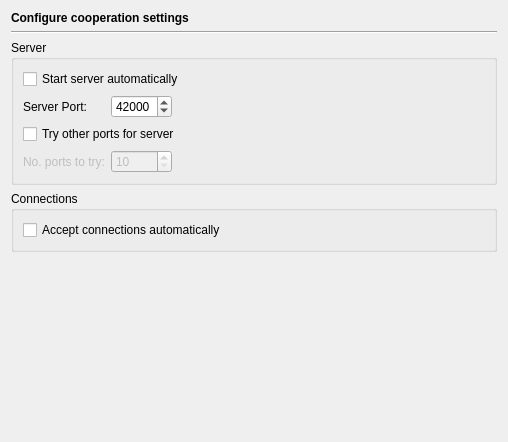
The window that Preferences/ConfigurationPages/CooperationPage.ui (testmana2/test) describes before a commit, drawn with Qt 5.
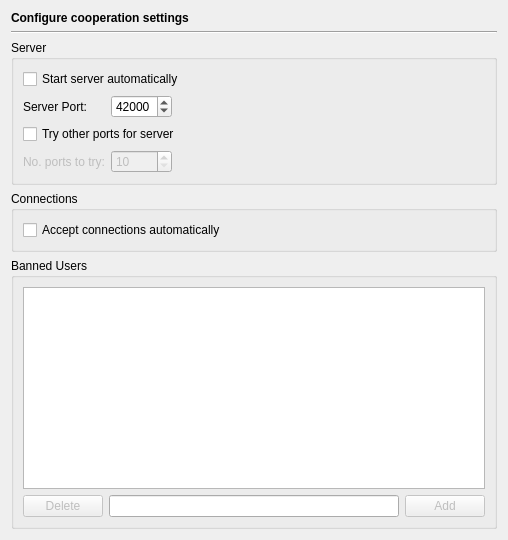
The same window after the commit.

Commit message: Added functionality to kick and ban users and to manage banned users.

```diff
--- a/Preferences/ConfigurationPages/CooperationPage.ui
+++ b/Preferences/ConfigurationPages/CooperationPage.ui
@@ -7,7 +7,7 @@
     <x>0</x>
     <y>0</y>
     <width>508</width>
-    <height>442</height>
+    <height>540</height>
    </rect>
   </property>
   <property name="windowTitle">
@@ -161,17 +161,56 @@
     </widget>
    </item>
    <item>
-    <spacer name="verticalSpacer">
-     <property name="orientation">
-      <enum>Qt::Vertical</enum>
+    <widget class="QGroupBox" name="bannedUsersGroup">
+     <property name="title">
+      <string>Banned Users</string>
      </property>
-     <property name="sizeHint" stdset="0">
-      <size>
-       <width>20</width>
-       <height>291</height>
-      </size>
-     </property>
-    </spacer>
+     <layout class="QGridLayout" name="gridLayout_2">
+      <item row="0" column="0" colspan="3">
+       <widget class="QListWidget" name="bannedUsersList">
+        <property name="selectionMode">
+         <enum>QAbstractItemView::ExtendedSelection</enum>
+        </property>
+        <property name="sortingEnabled">
+         <bool>true</bool>
+        </property>
+       </widget>
+      </item>
+      <item row="1" column="0">
+       <widget class="QPushButton" name="deleteBannedUsersButton">
+        <property name="enabled">
+         <bool>false</bool>
+        </property>
+        <property name="toolTip">
+         <string>Delete the selected entries from the list of banned users</string>
+        </property>
+        <property name="text">
+         <string>Delete</string>
+        </property>
+       </widget>
+      </item>
+      <item row="1" column="1">
+       <widget class="QLineEdit" name="bannedUserEdit">
+        <property name="toolTip">
+         <string>Enter the user and host of the banned user</string>
+        </property>
+       </widget>
+      </item>
+      <item row="1" column="2">
+       <widget class="QPushButton" name="addBannedUserButton">
+        <property name="enabled">
+         <bool>false</bool>
+        </property>
+        <property name="toolTip">
+         <string>Add the user to the list of banned users</string>
+        </property>
+        <property name="text">
+         <string>Add</string>
+        </property>
+       </widget>
+      </item>
+     </layout>
+    </widget>
    </item>
   </layout>
  </widget>
```
Left out of the diff: 21 changed lines with no effect on the pictures. The commit also changes 24 other files.
